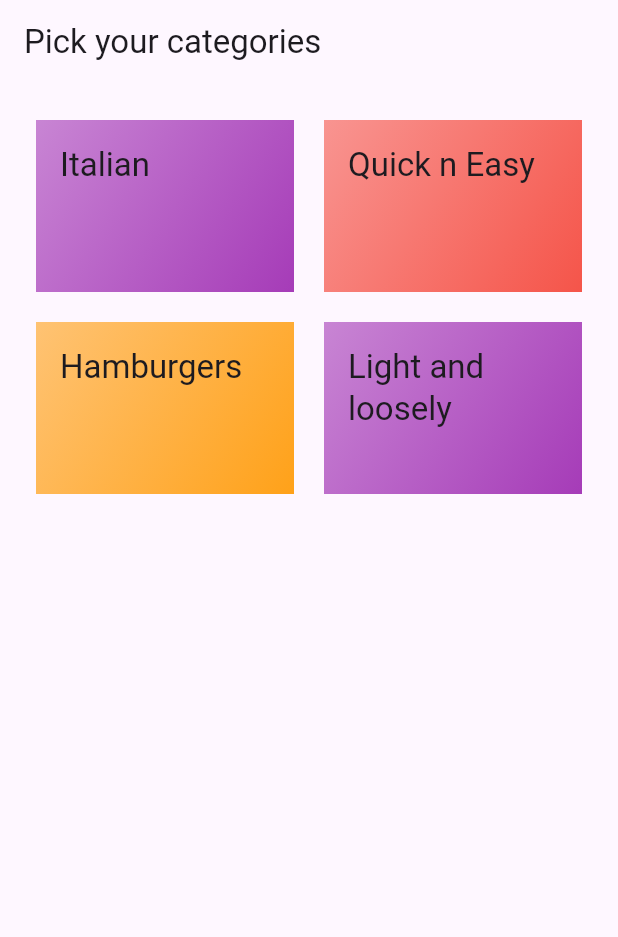
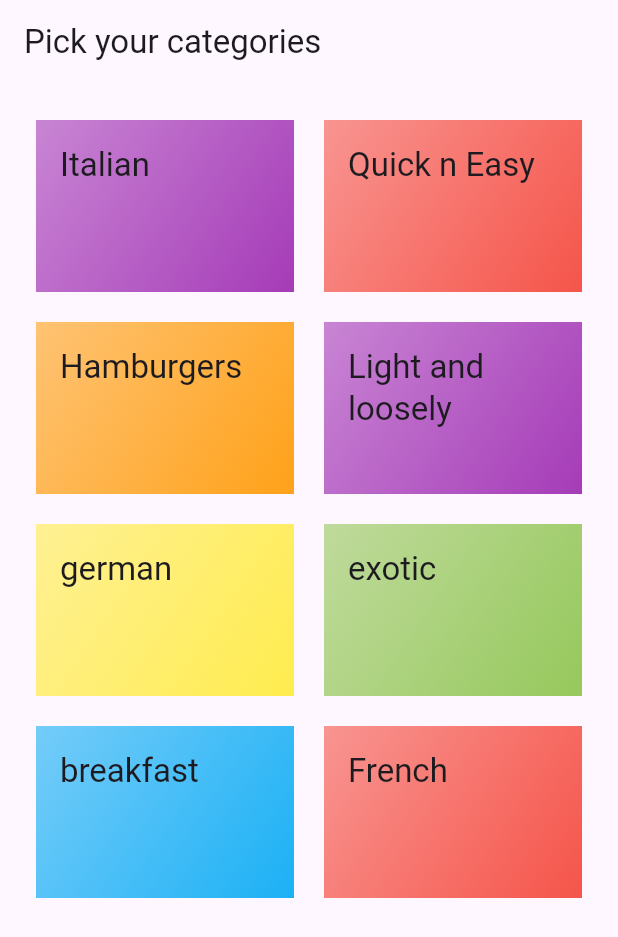
Before and after one commit to oh-kwaku/flutter-Meals-app, a Flutter app: the screen it shows after launch, on a phone screen of 412 x 824 dp. Shown: the top 937 px of the screen. Run offline on Flutter 3.47's test engine with Material 2 defaults, Android fonts, the phone set to English and light mode, and no system bars; our stand-ins replace google_fonts.

Commit message:
added extra data

```diff
--- a/meals_app/lib/data/dummy_data.dart
+++ b/meals_app/lib/data/dummy_data.dart
@@ -26,4 +26,24 @@ const availableCategories=[
   , title: 'Light and  loosely',
   color: Colors.purple
   ),
+    Category(
+    id: 'c7'
+  , title: 'german',
+  color: Colors.yellow
+  ),
+  Category(
+    id: 'c5'
+  , title: 'exotic',
+  color: Colors.lightGreen
+  ),
+  Category(
+    id: 'c6'
+  , title: 'breakfast',
+  color: Colors.lightBlue
+  ),
+  Category(
+    id: 'c8'
+  , title: 'French',
+  color: Colors.red
+  ),
  ];
```
